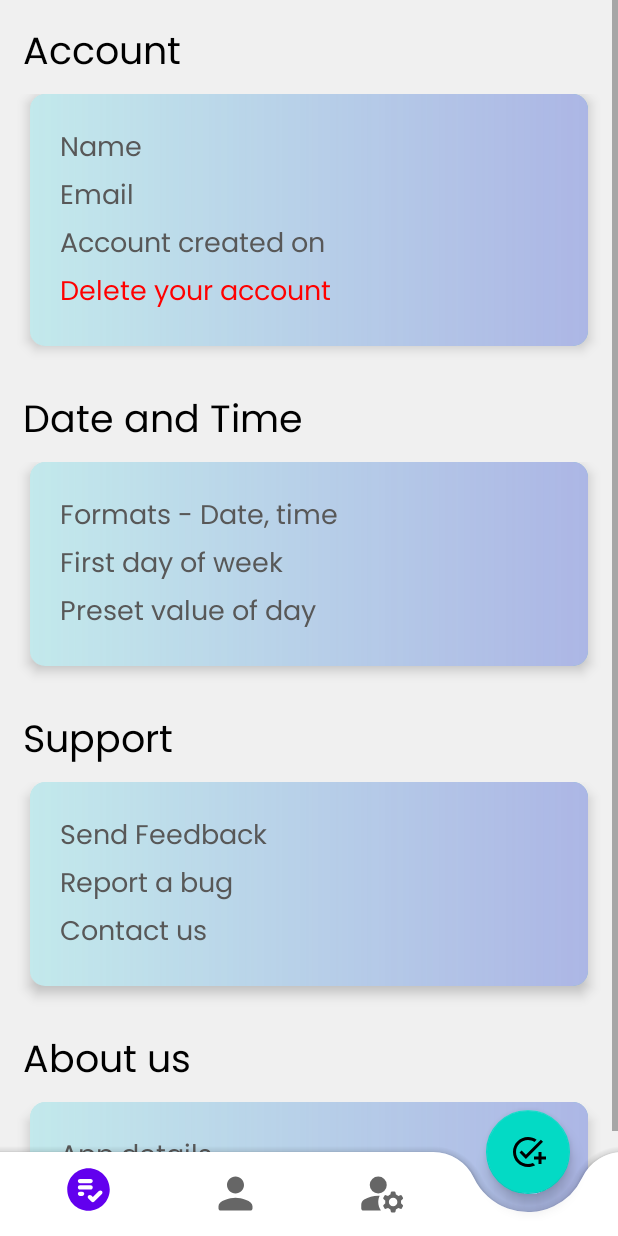
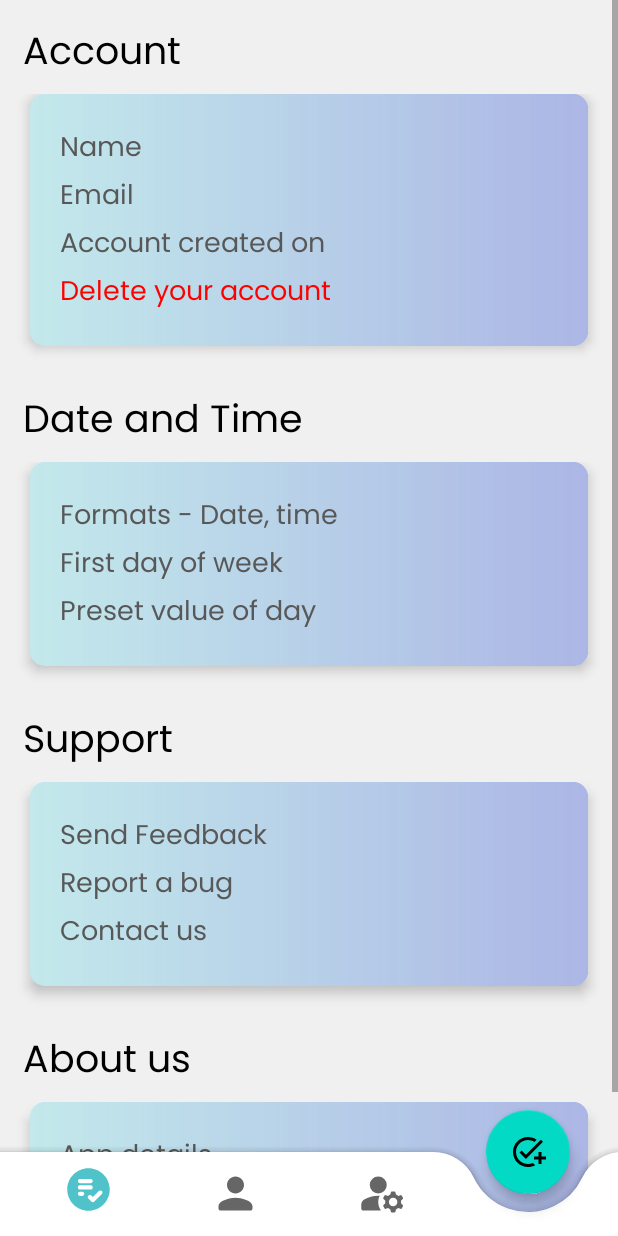
Before and after one commit to Maneet-Sri2001/PersonX, an Android app: the fragment SettingPageFrag placed in its activity, on a phone screen of 412 x 824 dp. Run offline under Robolectric (Android 15) with nearby library versions, the phone set to English and light mode, and no system bars; our stand-ins replace Room's generated code; libraries missing offline, so code that uses them is left out: com.uk.tastytoasty, pub.devrel.easypermissions; 2 statements that could not run were skipped.

Commit message:
Color Change

```diff
--- a/app/src/main/res/drawable/bg_gradient.xml
+++ b/app/src/main/res/drawable/bg_gradient.xml
@@ -4,6 +4,6 @@ android:shape="rectangle" >
 <gradient
     android:type="linear"
     android:angle="135"
-    android:startColor="@color/purple_200"
+    android:startColor="#c6f5eb"
     android:endColor="@color/white" />
 </shape>
--- a/app/src/main/res/layout/activity_main.xml
+++ b/app/src/main/res/layout/activity_main.xml
@@ -29,7 +29,6 @@
             android:layout_height="match_parent"
             android:background="@android:color/transparent"
             app:itemIconSize="34dp"
-            app:layout_behavior="com.google.android.material.behavior.HideBottomViewOnScrollBehavior"
             app:menu="@menu/bottom_nav_menu" />
     </com.google.android.material.bottomappbar.BottomAppBar>
 
@@ -38,7 +37,6 @@
         android:layout_width="wrap_content"
         android:layout_height="wrap_content"
         android:src="@drawable/ic_add_task"
-        app:layout_anchor="@id/bottomAppBar"
-        android:contentDescription="TODO" />
+        app:layout_anchor="@id/bottomAppBar" />
 
 </androidx.coordinatorlayout.widget.CoordinatorLayout>
--- a/app/src/main/res/layout/fragment_setting_page.xml
+++ b/app/src/main/res/layout/fragment_setting_page.xml
@@ -328,5 +328,8 @@
 
             </androidx.cardview.widget.CardView>
         </LinearLayout>
+
+        <View android:layout_width="match_parent"
+            android:layout_height="32dp" />
     </LinearLayout>
 </ScrollView>
--- a/app/src/main/res/values/colors.xml
+++ b/app/src/main/res/values/colors.xml
@@ -1,8 +1,8 @@
 <?xml version="1.0" encoding="utf-8"?>
 <resources>
-    <color name="purple_200">#FFBB86FC</color>
-    <color name="purple_500">#FF6200EE</color>
-    <color name="purple_700">#FF3700B3</color>
+    <color name="purple_200">#50C2C9</color>
+    <color name="purple_500">#50C2C9</color>
+    <color name="purple_700">#1F83B4</color>
     <color name="teal_200">#FF03DAC5</color>
     <color name="teal_700">#FF018786</color>
     <color name="black">#FF000000</color>
@@ -10,7 +10,7 @@
     <color name="Black">#000</color>
     <color name="bg"> #734b6d</color>
     <color name="my_statusbar_color">#50C2C9</color>
-    <item name="splash_background" type="color">#48c290</item>
+    <item name="splash_background" type="color">#89DDCB</item>
 
     //progress bar colors
     <color name="color_preloader_start">#000000</color>
```
Also changed, not shown: app/src/main/java/com/collegeproject/personx/Fragments/SettingPageFrag.java (+13 -14 lines).
